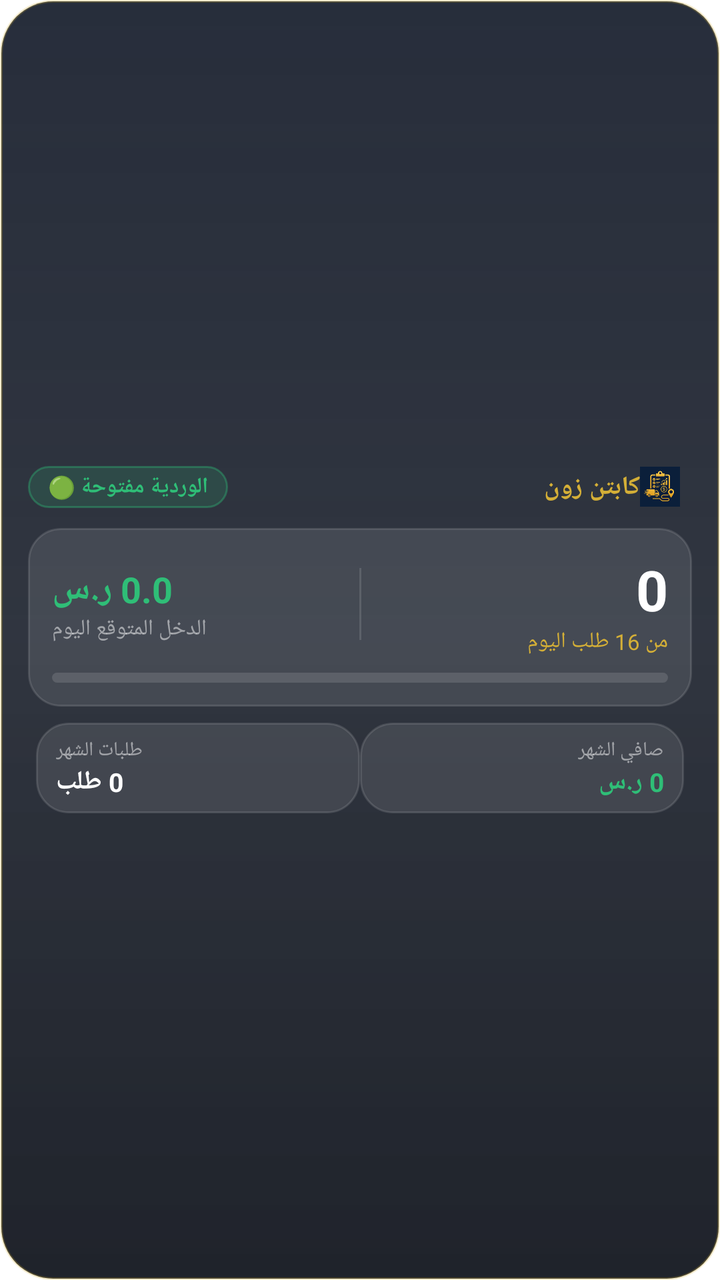
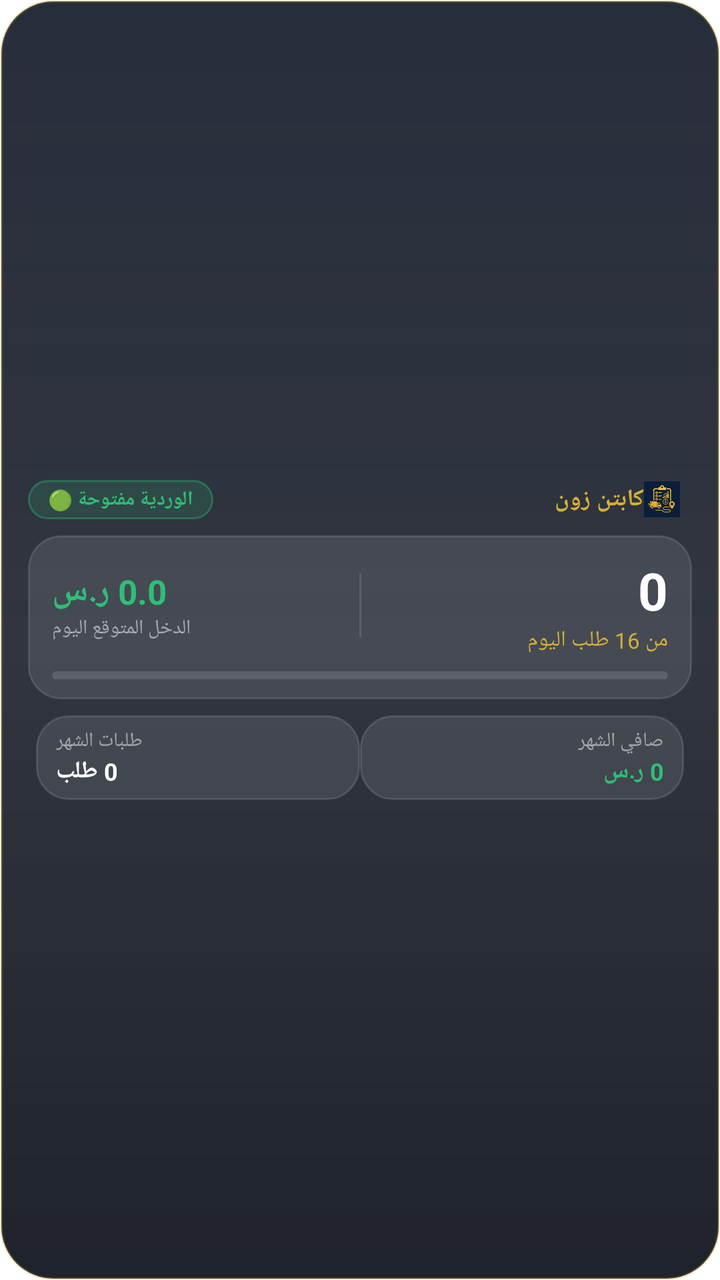

Screens rendered from an Android XML layout before and after an edit, with the pre-edit source and the edit as a unified diff.
<!-- AndroidManifest.xml: fallback theme Theme.MaterialComponents.DayNight.NoActionBar -->
<!-- res/layout/order_widget.xml -->
<?xml version="1.0" encoding="utf-8"?>
<LinearLayout xmlns:android="http://schemas.android.com/apk/res/android"
    android:id="@+id/widget_root"
    android:layout_width="match_parent"
    android:layout_height="match_parent"
    android:background="@drawable/widget_background"
    android:orientation="vertical"
    android:padding="14dp"
    android:layoutDirection="rtl"
    android:gravity="center_vertical">

    
    <LinearLayout
        android:layout_width="match_parent"
        android:layout_height="wrap_content"
        android:orientation="horizontal"
        android:gravity="center_vertical"
        android:layout_marginBottom="10dp">

        <ImageView
            android:layout_width="20dp"
            android:layout_height="20dp"
            android:src="@mipmap/ic_launcher"
            android:layout_marginStart="6dp"/>

        <TextView
            android:layout_width="wrap_content"
            android:layout_height="wrap_content"
            android:text="كابتن زون"
            android:textColor="#D4AF37"
            android:textStyle="bold"
            android:textSize="13sp"/>

        <View
            android:layout_width="0dp"
            android:layout_height="1dp"
            android:layout_weight="1"/>

        
        <TextView
            android:id="@+id/widget_status_badge"
            android:layout_width="wrap_content"
            android:layout_height="wrap_content"
            android:background="@drawable/widget_badge_active"
            android:paddingHorizontal="10dp"
            android:paddingVertical="3dp"
            android:text="الوردية مفتوحة 🟢"
            android:textColor="#2FBE77"
            android:textSize="11sp"
            android:textStyle="bold"/>
    </LinearLayout>

    
    <LinearLayout
        android:layout_width="match_parent"
        android:layout_height="wrap_content"
        android:background="@drawable/widget_glass_card"
        android:orientation="vertical"
        android:padding="12dp"
        android:layout_marginBottom="8dp">

        <LinearLayout
            android:layout_width="match_parent"
            android:layout_height="wrap_content"
            android:orientation="horizontal"
            android:gravity="center_vertical">

            
            <LinearLayout
                android:layout_width="0dp"
                android:layout_height="wrap_content"
                android:layout_weight="1"
                android:orientation="vertical">

                <TextView
                    android:id="@+id/widget_today_orders"
                    android:layout_width="wrap_content"
                    android:layout_height="wrap_content"
                    android:text="0"
                    android:textColor="#FFFFFF"
                    android:textSize="28sp"
                    android:textStyle="bold"/>

                <TextView
                    android:id="@+id/widget_today_target_sub"
                    android:layout_width="wrap_content"
                    android:layout_height="wrap_content"
                    android:text="من 16 طلب اليوم"
                    android:textColor="#D4AF37"
                    android:textSize="11sp"/>
            </LinearLayout>

            
            <View
                android:layout_width="1dp"
                android:layout_height="36dp"
                android:background="#20FFFFFF"
                android:layout_marginHorizontal="10dp"/>

            
            <LinearLayout
                android:layout_width="0dp"
                android:layout_height="wrap_content"
                android:layout_weight="1"
                android:orientation="vertical"
                android:gravity="end">

                <TextView
                    android:id="@+id/widget_today_income"
                    android:layout_width="wrap_content"
                    android:layout_height="wrap_content"
                    android:text="0.0 ر.س"
                    android:textColor="#2FBE77"
                    android:textSize="18sp"
                    android:textStyle="bold"/>

                <TextView
                    android:layout_width="wrap_content"
                    android:layout_height="wrap_content"
                    android:text="الدخل المتوقع اليوم"
                    android:textColor="#80FFFFFF"
                    android:textSize="11sp"/>
            </LinearLayout>
        </LinearLayout>

        
        <ProgressBar
            android:id="@+id/widget_progress_bar"
            style="?android:attr/progressBarStyleHorizontal"
            android:layout_width="match_parent"
            android:layout_height="5dp"
            android:layout_marginTop="8dp"
            android:max="100"
            android:progress="0"
            android:progressDrawable="@drawable/widget_progress_bar"/>
    </LinearLayout>

    
    <LinearLayout
        android:layout_width="match_parent"
        android:layout_height="wrap_content"
        android:orientation="horizontal"
        android:gravity="center_vertical">

        
        <LinearLayout
            android:layout_width="0dp"
            android:layout_height="wrap_content"
            android:layout_weight="1"
            android:background="@drawable/widget_glass_card"
            android:paddingHorizontal="10dp"
            android:paddingVertical="7dp"
            android:orientation="vertical"
            android:layout_marginStart="4dp">

            <TextView
                android:id="@+id/widget_month_name_label"
                android:layout_width="wrap_content"
                android:layout_height="wrap_content"
                android:text="صافي الشهر"
                android:textColor="#80FFFFFF"
                android:textSize="10sp"/>

            <TextView
                android:id="@+id/widget_month_net"
                android:layout_width="wrap_content"
                android:layout_height="wrap_content"
                android:text="0 ر.س"
                android:textColor="#2FBE77"
                android:textSize="13sp"
                android:textStyle="bold"/>
        </LinearLayout>

        
        <LinearLayout
            android:layout_width="0dp"
            android:layout_height="wrap_content"
            android:layout_weight="1"
            android:background="@drawable/widget_glass_card"
            android:paddingHorizontal="10dp"
            android:paddingVertical="7dp"
            android:orientation="vertical"
            android:layout_marginEnd="4dp"
            android:gravity="end">

            <TextView
                android:layout_width="wrap_content"
                android:layout_height="wrap_content"
                android:text="طلبات الشهر"
                android:textColor="#80FFFFFF"
                android:textSize="10sp"/>

            <TextView
                android:id="@+id/widget_month_orders"
                android:layout_width="wrap_content"
                android:layout_height="wrap_content"
                android:text="0 طلب"
                android:textColor="#FFFFFF"
                android:textSize="13sp"
                android:textStyle="bold"/>
        </LinearLayout>
    </LinearLayout>

</LinearLayout>
<!-- resources referenced by this layout -->
<resources>
  <!-- drawable widget_background (drawable) -->
  <?xml version="1.0" encoding="utf-8"?>
  <shape xmlns:android="http://schemas.android.com/apk/res/android">
      <corners android:radius="26dp"/>
      <gradient
          android:startColor="#E6101726"
          android:centerColor="#D90C121E"
          android:endColor="#E6070B14"
          android:angle="270"/>
      <stroke
          android:width="1.2dp"
          android:color="#40D4AF37"/>
  </shape>
  <!-- drawable widget_badge_active (drawable) -->
  <?xml version="1.0" encoding="utf-8"?>
  <shape xmlns:android="http://schemas.android.com/apk/res/android">
      <corners android:radius="14dp"/>
      <solid android:color="#282FBE77"/>
      <stroke
          android:width="1dp"
          android:color="#602FBE77"/>
  </shape>
  <!-- drawable widget_glass_card (drawable) -->
  <?xml version="1.0" encoding="utf-8"?>
  <shape xmlns:android="http://schemas.android.com/apk/res/android">
      <corners android:radius="16dp"/>
      <solid android:color="#1AFFFFFF"/>
      <stroke
          android:width="1dp"
          android:color="#20FFFFFF"/>
  </shape>
  <!-- drawable widget_progress_bar (drawable) -->
  <?xml version="1.0" encoding="utf-8"?>
  <layer-list xmlns:android="http://schemas.android.com/apk/res/android">
      <item android:id="@android:id/background">
          <shape>
              <corners android:radius="6dp"/>
              <solid android:color="#20FFFFFF"/>
          </shape>
      </item>
      <item android:id="@android:id/progress">
          <clip>
              <shape>
                  <corners android:radius="6dp"/>
                  <gradient
                      android:startColor="#D4AF37"
                      android:endColor="#F5D061"
                      android:angle="0"/>
              </shape>
          </clip>
      </item>
  </layer-list>
  <!-- mipmap ic_launcher: png bitmap (mipmap-hdpi, 6735 bytes) -->
</resources>

<!-- the commit's change to res/layout/order_widget.xml (unified diff, before → after) -->
@@ -5,7 +5,10 @@
     android:layout_height="match_parent"
     android:background="@drawable/widget_background"
     android:orientation="vertical"
-    android:padding="14dp"
+    android:paddingLeft="14dp"
+    android:paddingRight="14dp"
+    android:paddingTop="12dp"
+    android:paddingBottom="12dp"
     android:layoutDirection="rtl"
     android:gravity="center_vertical">
 
@@ -15,12 +18,13 @@
         android:layout_height="wrap_content"
         android:orientation="horizontal"
         android:gravity="center_vertical"
-        android:layout_marginBottom="10dp">
+        android:layout_marginBottom="8dp">
 
         <ImageView
-            android:layout_width="20dp"
-            android:layout_height="20dp"
+            android:layout_width="18dp"
+            android:layout_height="18dp"
             android:src="@mipmap/ic_launcher"
+            android:layout_marginLeft="6dp"
             android:layout_marginStart="6dp"/>
 
         <TextView
@@ -29,24 +33,25 @@
             android:text="كابتن زون"
             android:textColor="#D4AF37"
             android:textStyle="bold"
-            android:textSize="13sp"/>
-
-        <View
+            android:textSize="12sp"/>
+
+        <FrameLayout
             android:layout_width="0dp"
             android:layout_height="1dp"
             android:layout_weight="1"/>
 
-        
         <TextView
             android:id="@+id/widget_status_badge"
             android:layout_width="wrap_content"
             android:layout_height="wrap_content"
             android:background="@drawable/widget_badge_active"
-            android:paddingHorizontal="10dp"
-            android:paddingVertical="3dp"
+            android:paddingLeft="10dp"
+            android:paddingRight="10dp"
+            android:paddingTop="3dp"
+            android:paddingBottom="3dp"
             android:text="الوردية مفتوحة 🟢"
             android:textColor="#2FBE77"
-            android:textSize="11sp"
+            android:textSize="10sp"
             android:textStyle="bold"/>
     </LinearLayout>
 
@@ -56,7 +61,10 @@
         android:layout_height="wrap_content"
         android:background="@drawable/widget_glass_card"
         android:orientation="vertical"
-        android:padding="12dp"
+        android:paddingLeft="12dp"
+        android:paddingRight="12dp"
+        android:paddingTop="10dp"
+        android:paddingBottom="10dp"
         android:layout_marginBottom="8dp">
 
         <LinearLayout
@@ -78,7 +86,7 @@
                     android:layout_height="wrap_content"
                     android:text="0"
                     android:textColor="#FFFFFF"
-                    android:textSize="28sp"
+                    android:textSize="26sp"
                     android:textStyle="bold"/>
 
                 <TextView
@@ -91,11 +99,12 @@
             </LinearLayout>
 
             
-            <View
+            <FrameLayout
                 android:layout_width="1dp"
-                android:layout_height="36dp"
+                android:layout_height="32dp"
                 android:background="#20FFFFFF"
-                android:layout_marginHorizontal="10dp"/>
+                android:layout_marginLeft="10dp"
+                android:layout_marginRight="10dp"/>
 
             
             <LinearLayout
@@ -103,7 +112,7 @@
                 android:layout_height="wrap_content"
                 android:layout_weight="1"
                 android:orientation="vertical"
-                android:gravity="end">
+                android:gravity="right|end">
 
                 <TextView
                     android:id="@+id/widget_today_income"
@@ -111,7 +120,7 @@
                     android:layout_height="wrap_content"
                     android:text="0.0 ر.س"
                     android:textColor="#2FBE77"
-                    android:textSize="18sp"
+                    android:textSize="17sp"
                     android:textStyle="bold"/>
 
                 <TextView
@@ -119,7 +128,7 @@
                     android:layout_height="wrap_content"
                     android:text="الدخل المتوقع اليوم"
                     android:textColor="#80FFFFFF"
-                    android:textSize="11sp"/>
+                    android:textSize="10sp"/>
             </LinearLayout>
         </LinearLayout>
 
@@ -128,7 +137,7 @@
             android:id="@+id/widget_progress_bar"
             style="?android:attr/progressBarStyleHorizontal"
             android:layout_width="match_parent"
-            android:layout_height="5dp"
+            android:layout_height="4dp"
             android:layout_marginTop="8dp"
             android:max="100"
             android:progress="0"
@@ -148,9 +157,12 @@
             android:layout_height="wrap_content"
             android:layout_weight="1"
             android:background="@drawable/widget_glass_card"
-            android:paddingHorizontal="10dp"
-            android:paddingVertical="7dp"
+            android:paddingLeft="10dp"
+            android:paddingRight="10dp"
+            android:paddingTop="6dp"
+            android:paddingBottom="6dp"
             android:orientation="vertical"
+            android:layout_marginLeft="4dp"
             android:layout_marginStart="4dp">
 
             <TextView
@@ -167,7 +179,7 @@
                 android:layout_height="wrap_content"
                 android:text="0 ر.س"
                 android:textColor="#2FBE77"
-                android:textSize="13sp"
+                android:textSize="12sp"
                 android:textStyle="bold"/>
         </LinearLayout>
 
@@ -177,11 +189,14 @@
             android:layout_height="wrap_content"
             android:layout_weight="1"
             android:background="@drawable/widget_glass_card"
-            android:paddingHorizontal="10dp"
-            android:paddingVertical="7dp"
+            android:paddingLeft="10dp"
+            android:paddingRight="10dp"
+            android:paddingTop="6dp"
+            android:paddingBottom="6dp"
             android:orientation="vertical"
+            android:layout_marginRight="4dp"
             android:layout_marginEnd="4dp"
-            android:gravity="end">
+            android:gravity="right|end">
 
             <TextView
                 android:layout_width="wrap_content"
@@ -196,7 +211,7 @@
                 android:layout_height="wrap_content"
                 android:text="0 طلب"
                 android:textColor="#FFFFFF"
-                android:textSize="13sp"
+                android:textSize="12sp"
                 android:textStyle="bold"/>
         </LinearLayout>
     </LinearLayout>
